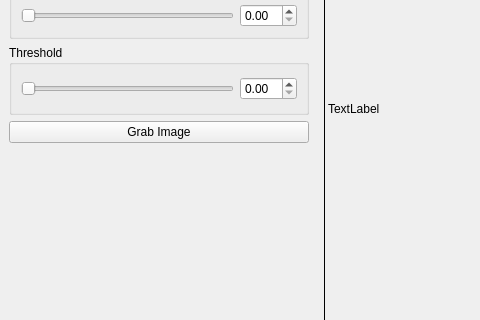
Above: user_interface/test_window.ui from colinroos/merc-sandbox before the change; both pictures show x 0 to 480 and y 180 to 500 of the 800 by 600 pixel window. Below: the same form after it.
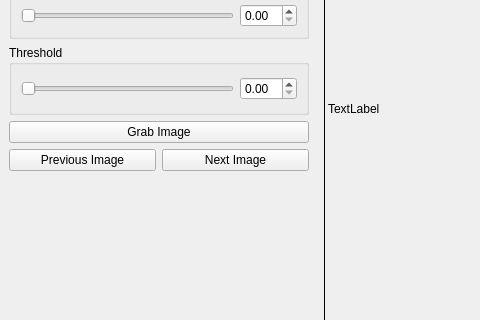
That is the form after the change.

Diff of the .ui file:
```diff
--- a/user_interface/test_window.ui
+++ b/user_interface/test_window.ui
@@ -16,7 +16,7 @@
   <widget class="QWidget" name="centralwidget">
    <layout class="QHBoxLayout" name="horizontalLayout_2">
     <item>
-     <layout class="QVBoxLayout" name="verticalLayout" stretch="0,0,0,0,0,0">
+     <layout class="QVBoxLayout" name="verticalLayout" stretch="0,0,0,0,0,0,0">
       <property name="spacing">
        <number>-1</number>
       </property>
@@ -167,6 +167,30 @@
         </property>
        </widget>
       </item>
+      <item>
+       <layout class="QHBoxLayout" name="horizontalLayout_7">
+        <item>
+         <widget class="QPushButton" name="pushButton_3">
+          <property name="text">
+           <string>Previous Image</string>
+          </property>
+          <property name="shortcut">
+           <string>Left</string>
+          </property>
+         </widget>
+        </item>
+        <item>
+         <widget class="QPushButton" name="pushButton_2">
+          <property name="text">
+           <string>Next Image</string>
+          </property>
+          <property name="shortcut">
+           <string>Right</string>
+          </property>
+         </widget>
+        </item>
+       </layout>
+      </item>
       <item>
        <spacer name="verticalSpacer">
         <property name="orientation">
```
Left out of the diff: 3 changed lines with no effect on the pictures.
